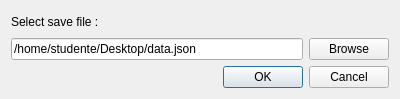
Qt form fileselector.ui (rollulp/Qcontainer) before a commit.
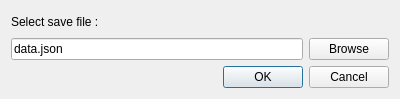
The same form after that commit.

Commit message: home folder search

```diff
--- a/fileselector.ui
+++ b/fileselector.ui
@@ -29,7 +29,7 @@
      <item>
       <widget class="QLineEdit" name="lineEdit">
        <property name="text">
-        <string>/home/studente/Desktop/data.json</string>
+        <string>data.json</string>
        </property>
       </widget>
      </item>
```
The commit also changes 1 other file.
